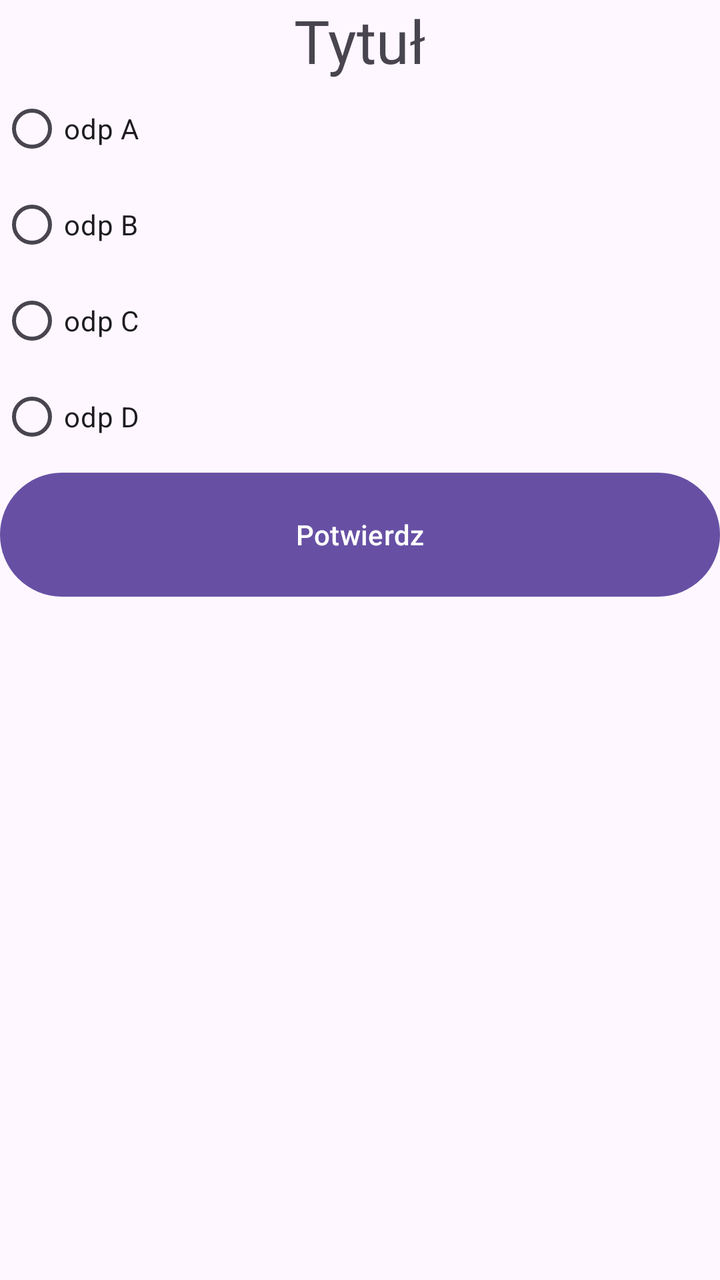
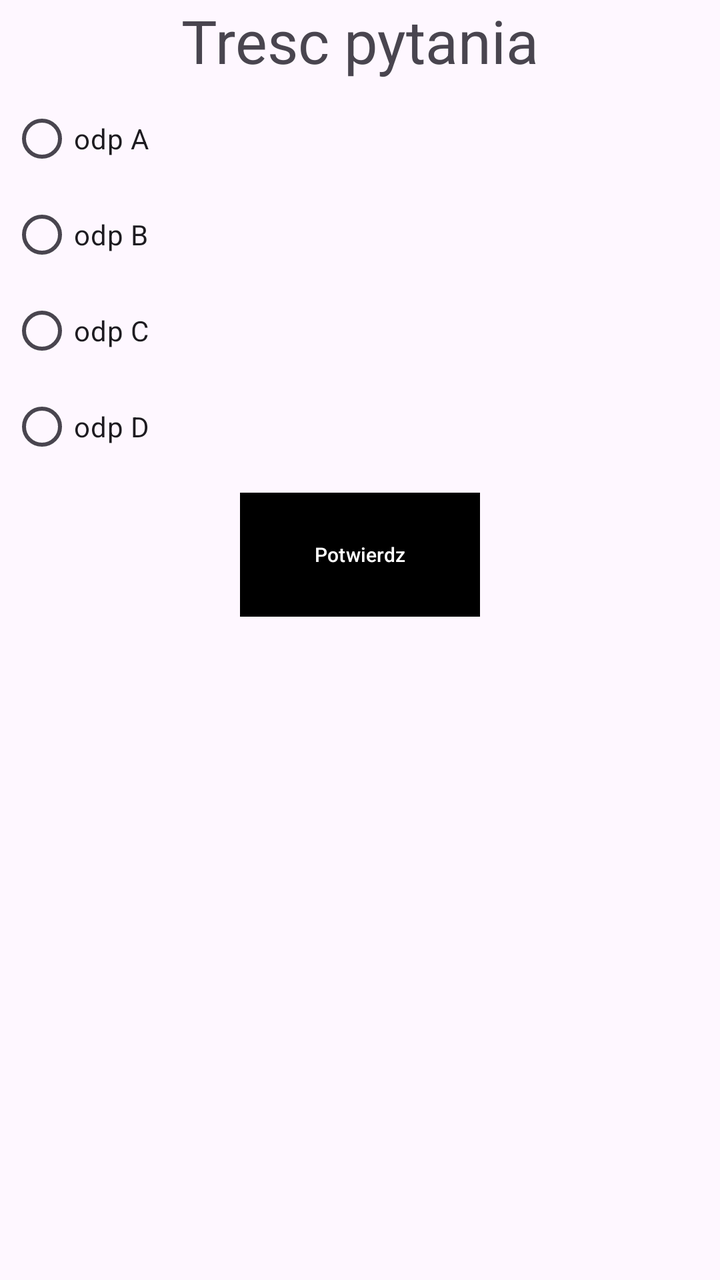

Two renders of the same Android screen: before a commit and after it. Below are the layout's source before the change and the commit's diff.
<!-- AndroidManifest.xml: application theme Theme.Zadanie -->
<!-- res/layout/activity_main.xml -->
<?xml version="1.0" encoding="utf-8"?>
<androidx.constraintlayout.widget.ConstraintLayout xmlns:android="http://schemas.android.com/apk/res/android"
    xmlns:app="http://schemas.android.com/apk/res-auto"
    xmlns:tools="http://schemas.android.com/tools"
    android:id="@+id/main"
    android:layout_width="match_parent"
    android:layout_height="match_parent"
    tools:context=".MainActivity">


    <LinearLayout
        android:layout_width="match_parent"
        android:layout_height="wrap_content"
        android:orientation="vertical">

        <TextView
            android:id="@+id/tvTitle"
            android:layout_width="wrap_content"
            android:layout_height="wrap_content"
            android:layout_weight="1"
            android:textSize="30sp"
            android:layout_gravity="center"
            android:text="Tytuł" />

        <RadioGroup
            android:layout_width="match_parent"
            android:layout_height="wrap_content"
            android:layout_weight="1">

            <RadioButton
                android:id="@+id/rBAnswerA"
                android:layout_width="match_parent"
                android:layout_height="wrap_content"
                android:text="odp A" />

            <RadioButton
                android:id="@+id/rBAnswerB"
                android:layout_width="match_parent"
                android:layout_height="wrap_content"
                android:text="odp B" />

            <RadioButton
                android:id="@+id/rBAnswerC"
                android:layout_width="match_parent"
                android:layout_height="wrap_content"
                android:text="odp C" />

            <RadioButton
                android:id="@+id/rBAnswerD"
                android:layout_width="match_parent"
                android:layout_height="wrap_content"
                android:text="odp D" />
        </RadioGroup>

        <Button
            android:id="@+id/btnSend"
            android:layout_width="match_parent"
            android:layout_height="70dp"
            android:layout_weight="1"
            android:text="Potwierdz" />

    </LinearLayout>
</androidx.constraintlayout.widget.ConstraintLayout>
<!-- resources referenced by this layout -->
<resources>
  <style name="Theme.Zadanie" parent="Base.Theme.Zadanie" />
  <style name="Base.Theme.Zadanie" parent="Theme.Material3.DayNight.NoActionBar">
          
          
      </style>
</resources>

<!-- the commit's change to res/layout/activity_main.xml (unified diff, before → after) -->
@@ -15,16 +15,18 @@
 
         <TextView
             android:id="@+id/tvTitle"
-            android:layout_width="wrap_content"
+            android:layout_width="match_parent"
             android:layout_height="wrap_content"
             android:layout_weight="1"
             android:textSize="30sp"
             android:layout_gravity="center"
-            android:text="Tytuł" />
+            android:gravity="center"
+            android:text="Tresc pytania" />
 
         <RadioGroup
             android:layout_width="match_parent"
             android:layout_height="wrap_content"
+            android:padding="5dp"
             android:layout_weight="1">
 
             <RadioButton
@@ -52,12 +54,18 @@
                 android:text="odp D" />
         </RadioGroup>
 
-        <Button
+        <com.google.android.material.button.MaterialButton
             android:id="@+id/btnSend"
-            android:layout_width="match_parent"
+            android:layout_width="120dp"
             android:layout_height="70dp"
             android:layout_weight="1"
-            android:text="Potwierdz" />
+            android:textSize="10sp"
+            android:text="Potwierdz"
+            android:layout_gravity="center"
+            android:backgroundTint="#000000"
+            app:cornerRadius="0dp" />
+
+
 
     </LinearLayout>
 </androidx.constraintlayout.widget.ConstraintLayout>
